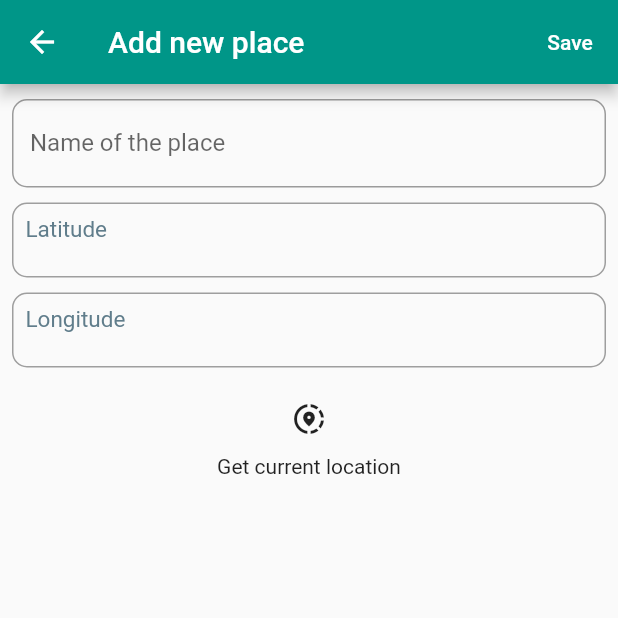
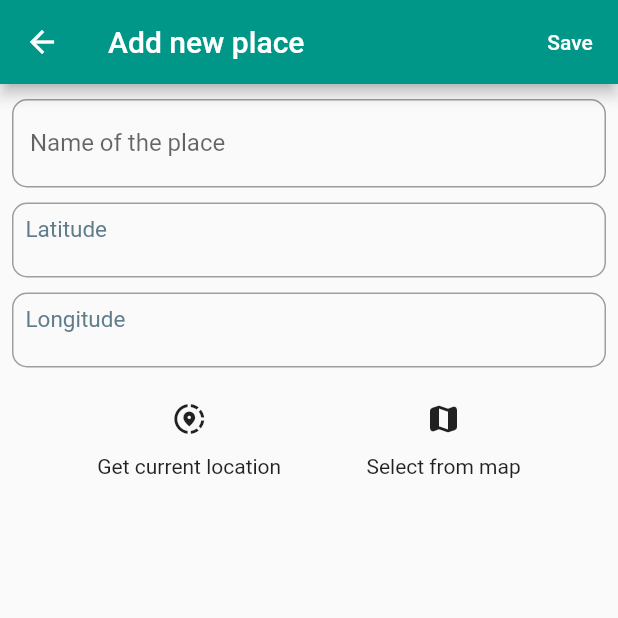
Before and after one commit to EasinHosen/profile_handler_flutter_getx_sqflite, a Flutter app: the screen it shows after launch, after a tap on the "add" icon, on a phone screen of 412 x 824 dp, the top half of it. Run offline on Flutter 3.47's test engine with Material 2 defaults, Android fonts, the phone set to English and light mode, and no system bars; our stand-ins replace awesome_notifications, flutter_easyloading, geolocator, get, get_storage, google_maps_flutter and 1 more; missing offline and left inert: led_bulb_indicator, sound_mode, workmanager; accounts and stored records are empty.

Commit message:
map implemented

```diff
--- a/lib/constants/constants.dart
+++ b/lib/constants/constants.dart
@@ -10,6 +10,7 @@ const String tablePlacesIsEnabled = 'placeEnabled';
 const String pageHome = '/home_page';
 const String pageAddNewPlace = '/add_new_place_page';
 const String pageSettings = '/settings_page';
+const String pageMap = '/map_screen_page';
 
 //Workmanager related
 const String taskPeriodicBG = 'backgroundPeriodicTask';
--- a/lib/main.dart
+++ b/lib/main.dart
@@ -7,6 +7,7 @@ import 'package:profile_handler/controllers/settings_controller.dart';
 import 'package:profile_handler/pages/add_new_place.dart';
 import 'package:profile_handler/pages/home_page.dart';
 import 'package:flutter_easyloading/flutter_easyloading.dart';
+import 'package:profile_handler/pages/map_screen_page.dart';
 import 'package:profile_handler/pages/settings_page.dart';
 import 'package:profile_handler/services/service_workmanager.dart';
 import 'package:workmanager/workmanager.dart';
@@ -60,6 +61,10 @@ class MyApp extends StatelessWidget {
           name: pageSettings,
           page: () => SettingsPage(title: 'Settings'),
         ),
+        GetPage(
+          name: pageMap,
+          page: () => const MapScreenPage(),
+        ),
       ],
     );
   }
--- a/lib/pages/add_new_place.dart
+++ b/lib/pages/add_new_place.dart
@@ -1,6 +1,7 @@
 import 'package:flutter/material.dart';
 import 'package:flutter_easyloading/flutter_easyloading.dart';
 import 'package:get/get.dart';
+import 'package:profile_handler/constants/constants.dart';
 import 'package:profile_handler/controllers/place_data_controller.dart';
 import 'package:profile_handler/controllers/service_controller.dart';
 import 'package:profile_handler/models/place_model.dart';
@@ -123,6 +124,11 @@ class _AddNewPlaceState extends State<AddNewPlace> {
               const SizedBox(
                 height: 10,
               ),
+              Row(
+                mainAxisAlignment: MainAxisAlignment.spaceEvenly,
+                children: [
+                  Column(
+                    children: [
                       IconButton(
                         onPressed: _getLocation,
                         icon: const Icon(Icons.share_location),
@@ -131,6 +137,23 @@ class _AddNewPlaceState extends State<AddNewPlace> {
                         child: Text(
                           'Get current location',
                         ),
+                      ),
+                    ],
+                  ),
+                  Column(
+                    children: [
+                      IconButton(
+                        onPressed: _getFromMap,
+                        icon: const Icon(Icons.map_rounded),
+                      ),
+                      const Center(
+                        child: Text(
+                          'Select from map',
+                        ),
+                      ),
+                    ],
+                  ),
+                ],
               ),
             ],
           ),
@@ -169,4 +192,17 @@ class _AddNewPlaceState extends State<AddNewPlace> {
       },
     );
   }
+
+  void _getFromMap() {
+    Get.toNamed(pageMap)?.then((value) {
+      if (value != null) {
+        setState(() {
+          _lat = value!.latitude;
+          _lon = value!.longitude;
+        });
+      } else {
+        EasyLoading.showError('No place selected!');
       }
+    });
+  }
+}
--- a/pubspec.yaml
+++ b/pubspec.yaml
@@ -42,7 +42,8 @@ dependencies:
   geocoding:
   geolocator: ^9.0.2
   get: ^4.6.5
-  get_storage: ^2.0.3
+  get_storage: ^2.1.1
+  google_maps_flutter: ^2.2.5
   led_bulb_indicator: ^0.0.1
   path:
   sound_mode: ^2.0.2
```
Also changed, not shown: lib/pages/map_screen_page.dart (added, +68 -0 lines), pubspec.lock, 3 other files. Lines whose indentation alone changed are shown as unchanged.
